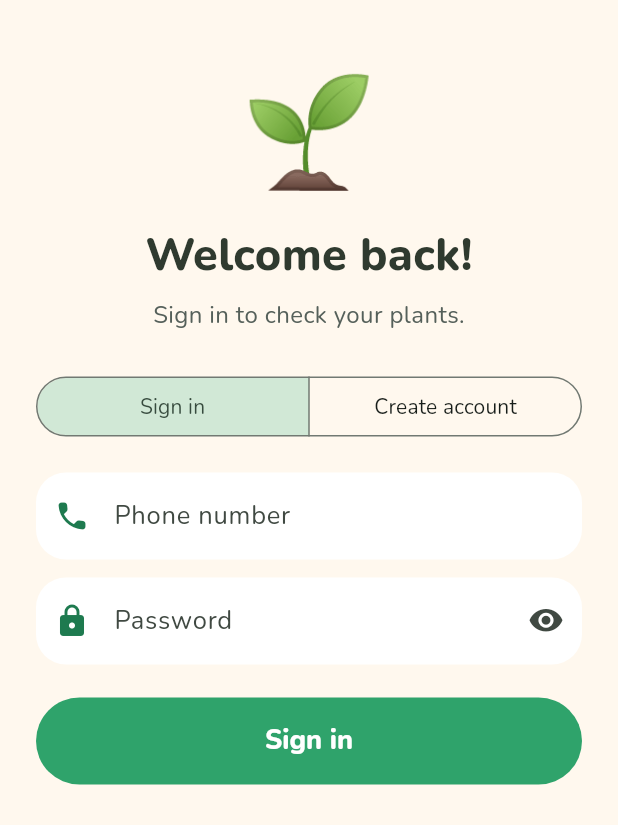
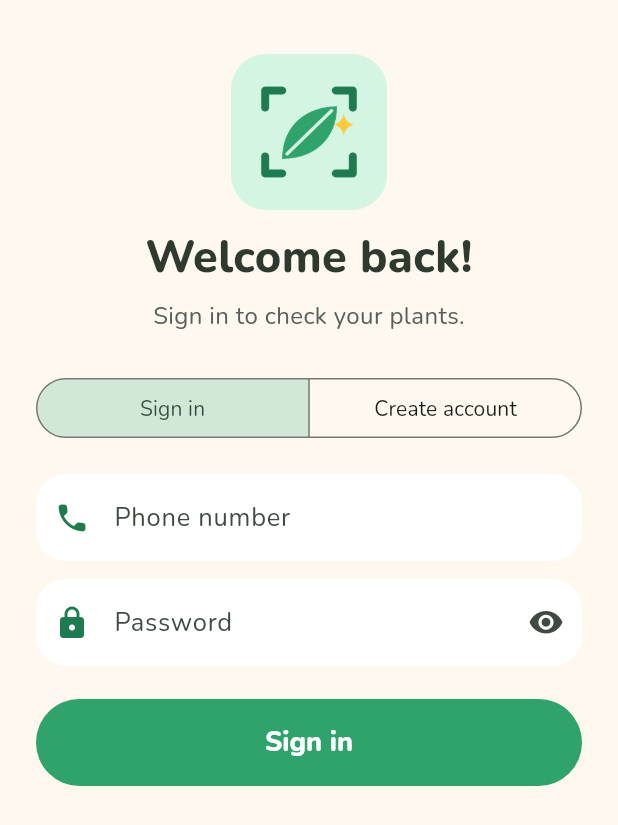
Before and after one commit to NexgenixxDev/agrosense-ai, a Flutter app: the screen it shows after launch, on a phone screen of 412 x 824 dp. Shown: the top 825 px of the screen. Run offline on Flutter 3.47's test engine with Material 3 defaults, Android fonts, the phone set to English and light mode, and no system bars; our stand-ins replace flutter_local_notifications, flutter_secure_storage, image_picker, sqflite, timezone; accounts and stored records are empty.

Commit message:
Use the Leaf scan logo in the app, portal and report
- Farmer app: assets/logo.png (rendered from docs/brand/logo.svg) in the
  home bar next to "AgroSense" and at the top of the Welcome screen,
  replacing the 🌱 emoji.
- Portal and phone page: public/logo.svg replaces the generic sprout
  icon in the sidebar, login and /capture header, and is the browser
  tab and home-screen icon (favicon, apple-touch-icon).
- Printed report: the logo next to the title, now "AgroSense · Plant
  report".

Checked: flutter test 11/11, dart analyze clean, portal type-check and
build, and screenshots of the portal login and phone page.

```diff
--- a/apps/farmer-mobile/lib/play.dart
+++ b/apps/farmer-mobile/lib/play.dart
@@ -331,9 +331,16 @@ class _PlayHomeState extends State<PlayHome> with WidgetsBindingObserver {
       ? const AuthScreen()
       : Scaffold(
           appBar: AppBar(
-            title: const Text(
-              '🌱 AgroSense',
-              style: TextStyle(fontWeight: FontWeight.w800, fontSize: 24),
+            title: Row(
+              mainAxisSize: MainAxisSize.min,
+              children: [
+                Image.asset('assets/logo.png', width: 34, height: 34),
+                const SizedBox(width: 10),
+                const Text(
+                  'AgroSense',
+                  style: TextStyle(fontWeight: FontWeight.w800, fontSize: 24),
+                ),
+              ],
             ),
             actions: [
               IconButton(
@@ -1018,7 +1025,9 @@ class _AuthScreenState extends State<AuthScreen> {
           child: Column(
             crossAxisAlignment: CrossAxisAlignment.stretch,
             children: [
-              const Center(child: Text('🌱', style: TextStyle(fontSize: 72))),
+              Center(
+                child: Image.asset('assets/logo.png', width: 104, height: 104),
+              ),
               const SizedBox(height: 10),
               Text(
                 creating ? 'Join AgroSense' : 'Welcome back!',
--- a/apps/farmer-mobile/pubspec.yaml
+++ b/apps/farmer-mobile/pubspec.yaml
@@ -26,6 +26,8 @@ dev_dependencies:
   sqlite3: 2.9.4
 flutter:
   uses-material-design: true
+  assets:
+    - assets/logo.png
   # Nunito (SIL Open Font License, assets/fonts/OFL.txt): static weights
   # generated from the variable font with fontTools varLib.instancer.
   fonts:
```
Also changed, not shown: apps/advisor-admin-web/public/logo.svg (added), apps/farmer-mobile/assets/logo.png (added), 4 other files.
